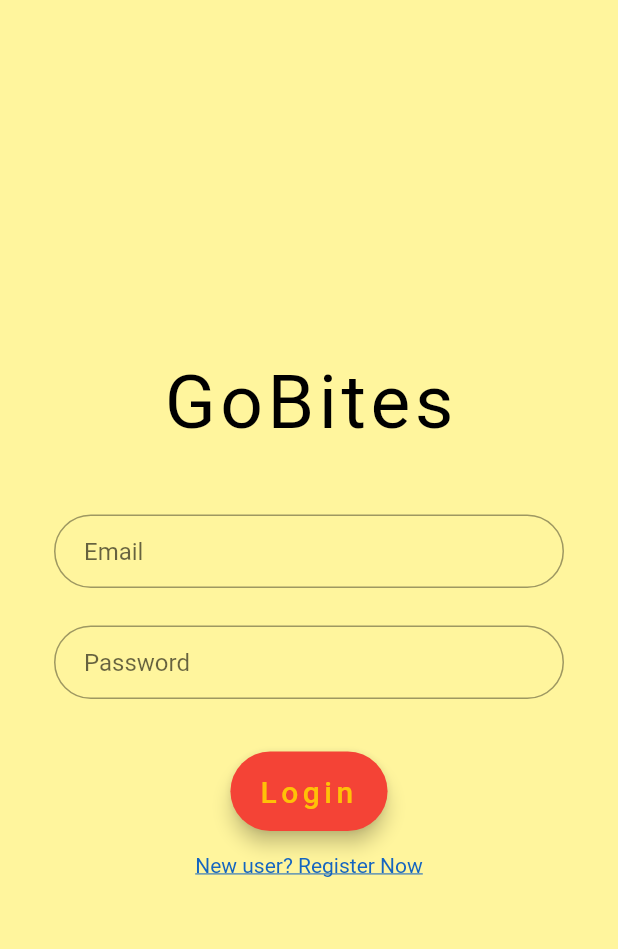
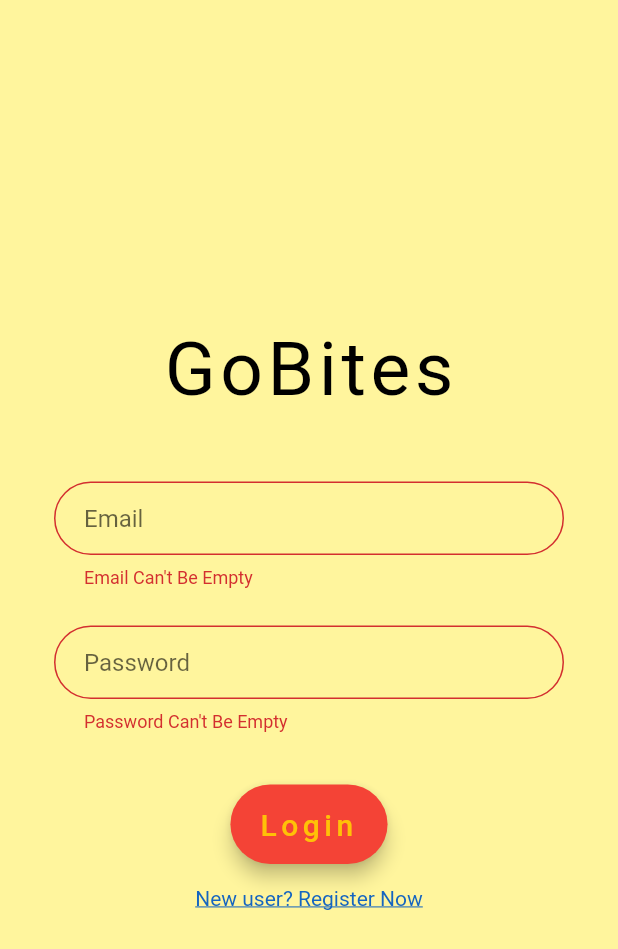
Before and after one commit to wenjie-1997/GoBites, a Flutter app: the screen it shows after launch, after a tap on "Login", on a phone screen of 412 x 824 dp. Shown: the top 949 px of the screen. Run offline on Flutter 3.47's test engine with Material 2 defaults, Android fonts, the phone set to English and light mode, and no system bars; our stand-ins replace flutter_spinkit.

Commit message:
login page with validation

```diff
--- a/demo/lib/pages/login.dart
+++ b/demo/lib/pages/login.dart
@@ -9,24 +9,40 @@ class Login extends StatefulWidget {
 }
 
 class _LoginState extends State<Login> {
+  final _email = TextEditingController();
+  final _password = TextEditingController();
+  bool _validateEmail = false;
+  bool _validatePassword = false;
+
+  @override
+  void dispose() {
+    _email.dispose();
+    _password.dispose();
+    super.dispose();
+  }
+
   @override
   Widget build(BuildContext context) {
     final emailField = TextField(
+      controller: _email,
       obscureText: false,
       decoration: InputDecoration(
-          contentPadding: EdgeInsets.fromLTRB(20.0, 15.0, 20.0, 15.0),
-          hintText: "Email",
-          border:
-              OutlineInputBorder(borderRadius: BorderRadius.circular(32.0))),
+        contentPadding: EdgeInsets.fromLTRB(20.0, 15.0, 20.0, 15.0),
+        hintText: "Email",
+        border: OutlineInputBorder(borderRadius: BorderRadius.circular(32.0)),
+        errorText: _validateEmail ? 'Email Can\'t Be Empty' : null,
+      ),
     );
 
     final passwordField = TextField(
+      controller: _password,
       obscureText: true,
       decoration: InputDecoration(
-          contentPadding: EdgeInsets.fromLTRB(20.0, 15.0, 20.0, 15.0),
-          hintText: "Password",
-          border:
-              OutlineInputBorder(borderRadius: BorderRadius.circular(32.0))),
+        contentPadding: EdgeInsets.fromLTRB(20.0, 15.0, 20.0, 15.0),
+        hintText: "Password",
+        border: OutlineInputBorder(borderRadius: BorderRadius.circular(32.0)),
+        errorText: _validatePassword ? 'Password Can\'t Be Empty' : null,
+      ),
     );
 
     final loginButton = Material(
@@ -35,7 +51,18 @@ class _LoginState extends State<Login> {
         color: Colors.red,
         child: MaterialButton(
           padding: EdgeInsets.fromLTRB(20.0, 15.0, 20.0, 15.0),
-          onPressed: () {},
+          onPressed: () {
+            setState(() {
+              _email.text.isEmpty
+                  ? _validateEmail = true
+                  : _validateEmail = false;
+            });
+            setState(() {
+              _password.text.isEmpty
+                  ? _validatePassword = true
+                  : _validatePassword = false;
+            });
+          },
           child: Text(
             "Login",
             textAlign: TextAlign.center,
```
